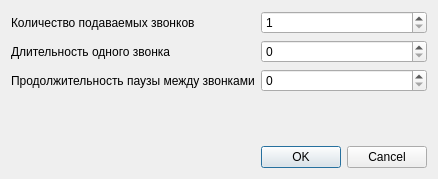
Old version of the form AutoRingSystemCP/ringdialog.ui in the repository danil-kondr2016/autoringsystem.
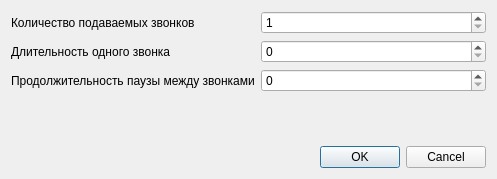
New version of the form. Icons and pictures are not drawn.

Patch:
```diff
--- a/AutoRingSystemCP/ringdialog.ui
+++ b/AutoRingSystemCP/ringdialog.ui
@@ -6,7 +6,7 @@
    <rect>
     <x>0</x>
     <y>0</y>
-    <width>405</width>
+    <width>497</width>
     <height>179</height>
    </rect>
   </property>
```
Left out of the diff: 16 changed lines with no effect on the pictures.
